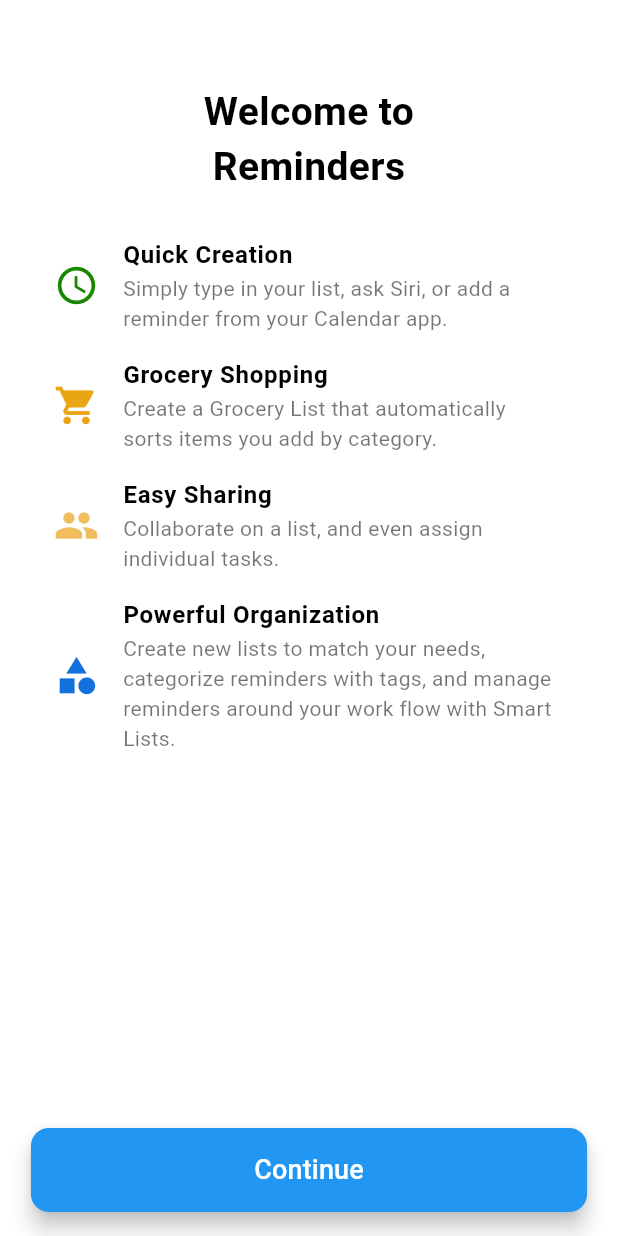
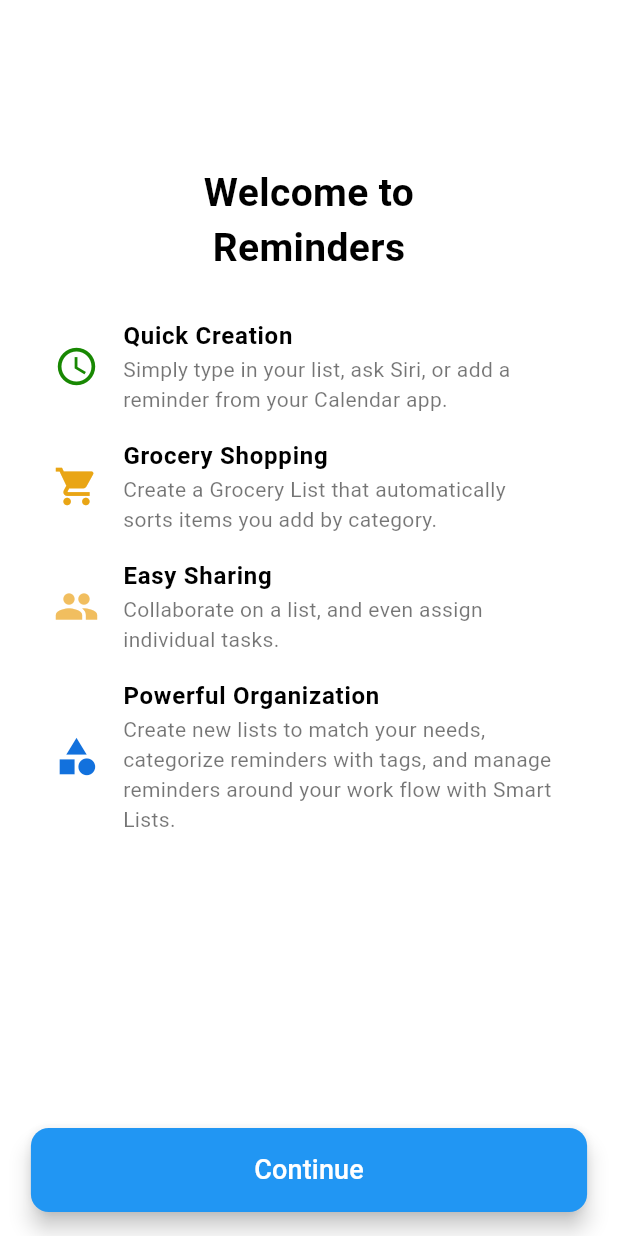
Before and after one commit to AngelL327/Lenguajes-1-PAC-2025-Tarea-1.2, a Flutter app: the screen it shows after launch, on a phone screen of 412 x 824 dp. Run offline on Flutter 3.47's test engine with Material 3 defaults, Android fonts, the phone set to English and light mode, and no system bars.

Commit message:
Modificacion del Spacer por sizedBOx

```diff
--- a/lib/main.dart
+++ b/lib/main.dart
@@ -57,7 +57,9 @@ class _HomePageState extends State<HomePage> {
               "Collaborate on a list, and even assign individual tasks."),
           _IconNuevo(Icons.category, const Color.fromARGB(255, 18, 113, 221), "Powerful Organization",
               "Create new lists to match your needs, categorize reminders with tags, and manage reminders around your work flow with Smart Lists."),
-          Spacer(),
+          SizedBox(
+          height: MediaQuery.of(context).size.height * 0.25, // 25% de la altura de la pantalla
+        ),
         ],
       ),
       floatingActionButtonLocation: FloatingActionButtonLocation.centerFloat,
```
